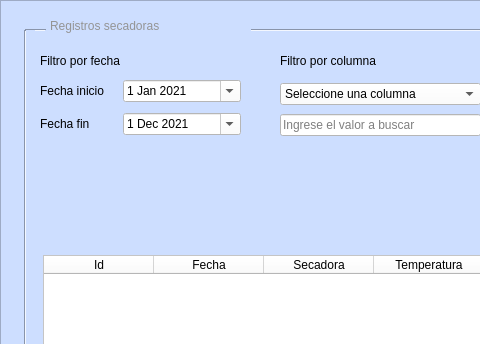
The window that ui/main.ui (leofravega51/secadoras-adecco) describes before a commit, drawn with Qt 5; both pictures show x 0 to 480 and y 0 to 344 of the 1280 by 700 pixel window.
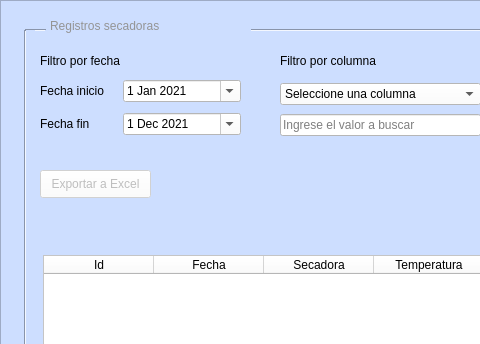
The same window after the commit. Icons and pictures are not drawn.

Diff of the .ui file:
```diff
--- a/ui/main.ui
+++ b/ui/main.ui
@@ -622,6 +622,26 @@
       <string>Filtro por columna</string>
      </property>
     </widget>
+    <widget class="QPushButton" name="exportToExcelButton">
+     <property name="enabled">
+      <bool>false</bool>
+     </property>
+     <property name="geometry">
+      <rect>
+       <x>40</x>
+       <y>170</y>
+       <width>111</width>
+       <height>28</height>
+      </rect>
+     </property>
+     <property name="styleSheet">
+      <string notr="true">font: 75 12pt &quot;Arial Narrow&quot;;
+background-color: rgb(255, 255, 255);</string>
+     </property>
+     <property name="text">
+      <string>Exportar a Excel</string>
+     </property>
+    </widget>
     <zorder>dataTable</zorder>
     <zorder>formLayoutWidget</zorder>
     <zorder>verticalLayoutWidget</zorder>
```
Left out of the diff: 7 changed lines with no effect on the pictures.
